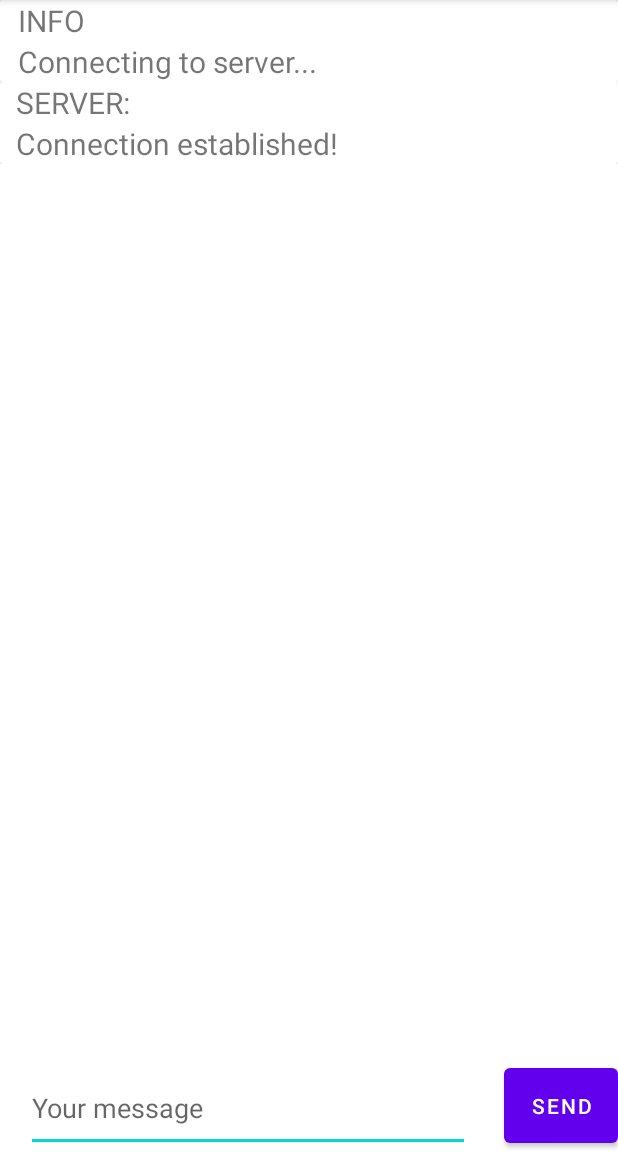
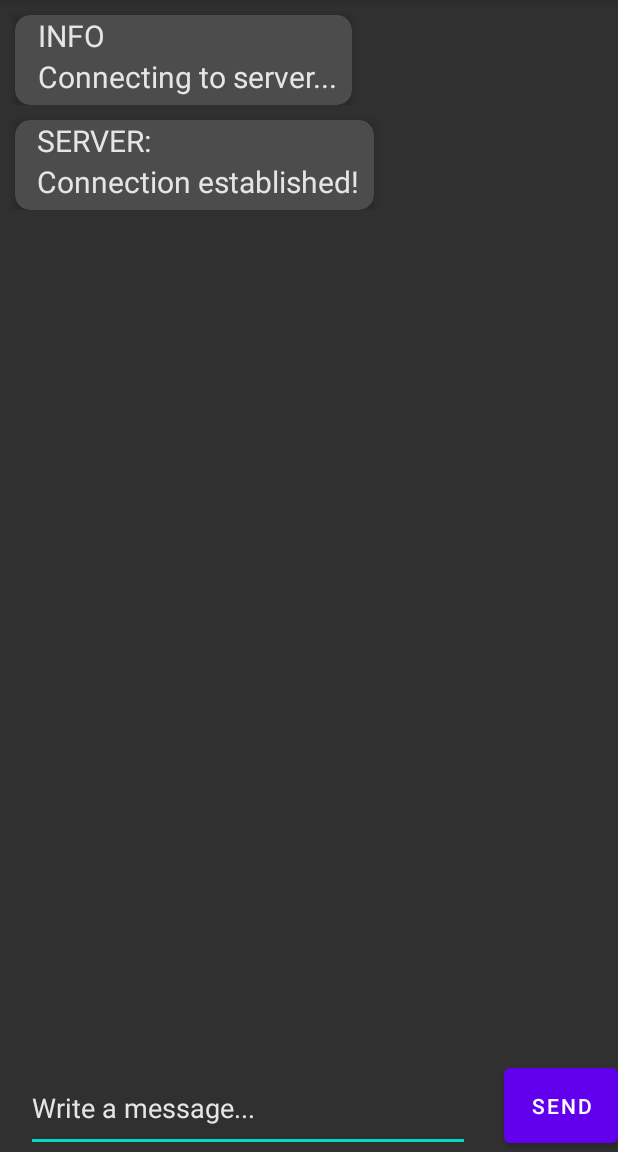
Before and after one commit to avfe/FedChatClient, an Android app: the MainActivity screen opened directly, with no data from a screen before it, on a phone screen of 412 x 824 dp, the part 84-1236 px from its top. Run offline under Robolectric (Android 15) with nearby library versions, the phone set to English and light mode, and no system bars; 7 statements that could not run were skipped.

Commit message:
New CardView design.

```diff
--- a/app/src/main/java/tech/fedorov/fedchatclient/MainActivity.java
+++ b/app/src/main/java/tech/fedorov/fedchatclient/MainActivity.java
@@ -65,6 +65,8 @@ public class MainActivity extends AppCompatActivity {
         sendButton = (Button) findViewById(R.id.send_button);
         userMessage = (TextInputEditText) findViewById(R.id.user_message);
 
+        /*
+        Здесь будет реализация handler
         handler = new Handler() {
             @Override
             public void handleMessage(@NonNull android.os.Message msg) {
@@ -76,6 +78,7 @@ public class MainActivity extends AppCompatActivity {
                 recyclerView.smoothScrollToPosition(recyclerView.getAdapter().getItemCount() - 1);
             }
         };
+         */
 
         // Connecting to the server
         clientConnection = new ClientConnection(username);
@@ -170,6 +173,7 @@ public class MainActivity extends AppCompatActivity {
                                 messages.add(new Message(txt, usrnm + ':'));
                                 // Display message
                                 adapter.notifyItemInserted(messages.size());
+                                adapter.notifyDataSetChanged();
                                 // Scroll down
                                 recyclerView.smoothScrollToPosition(recyclerView.getAdapter().getItemCount() - 1);
                             }
--- a/app/src/main/res/layout/activity_main.xml
+++ b/app/src/main/res/layout/activity_main.xml
@@ -4,14 +4,17 @@
     xmlns:tools="http://schemas.android.com/tools"
     android:layout_width="match_parent"
     android:layout_height="match_parent"
-    tools:context=".MainActivity">
+    tools:context=".MainActivity"
+    android:background="@color/background_grey">
 
     <com.google.android.material.textfield.TextInputEditText
         android:id="@+id/user_message"
         android:layout_width="296dp"
         android:layout_height="58dp"
         android:layout_marginEnd="6dp"
-        android:hint="Your message"
+        android:textColor="@color/text_white"
+        android:textColorHint="@color/text_white"
+        android:hint="Write a message..."
         app:layout_constraintBottom_toBottomOf="parent"
         app:layout_constraintEnd_toStartOf="@+id/send_button"
         app:layout_constraintStart_toStartOf="parent" />
--- a/app/src/main/res/layout/message_item_cardview.xml
+++ b/app/src/main/res/layout/message_item_cardview.xml
@@ -7,9 +7,27 @@
     android:layout_height="wrap_content">
 
     <androidx.cardview.widget.CardView
+        android:id="@+id/card_view_outer"
+        android:layout_width="wrap_content"
+        android:layout_height="wrap_content"
+        android:layout_marginStart="10dp"
+        android:layout_marginTop="10dp"
+        android:layout_gravity="left"
+        android:layout_marginLeft="5dp"
+        app:cardBackgroundColor="@android:color/transparent"
+        app:cardCornerRadius="0dp"
+        app:cardElevation="3dp"
+        app:layout_constraintStart_toStartOf="parent"
+        app:layout_constraintTop_toTopOf="parent">
+
+        <androidx.cardview.widget.CardView
             android:id="@+id/card_view"
-        android:layout_width="match_parent"
+            android:layout_width="wrap_content"
             android:layout_height="wrap_content"
+            android:layout_gravity="left"
+            app:cardBackgroundColor="@color/grey"
+            app:cardCornerRadius="10dp"
+            app:cardElevation="0dp"
             app:layout_constraintEnd_toEndOf="parent"
             app:layout_constraintStart_toStartOf="parent"
             app:layout_constraintTop_toTopOf="parent">
@@ -17,12 +35,18 @@
             <androidx.constraintlayout.widget.ConstraintLayout
 
                 android:layout_width="match_parent"
-            android:layout_height="match_parent">
+                android:layout_height="match_parent"
+                android:layout_gravity="left">
+
                 <TextView
                     android:id="@+id/username"
                     android:layout_width="wrap_content"
                     android:layout_height="wrap_content"
+                    android:layout_gravity="left"
+                    android:layout_marginStart="10dp"
+                    android:layout_marginEnd="10dp"
                     android:text=""
+                    android:textColor="@color/text_white"
                     android:textSize="20sp"
                     app:layout_constraintBottom_toTopOf="@+id/message"
                     app:layout_constraintEnd_toEndOf="parent"
@@ -35,7 +59,12 @@
                     android:id="@+id/message"
                     android:layout_width="wrap_content"
                     android:layout_height="wrap_content"
+                    android:layout_marginEnd="10dp"
+                    android:layout_marginBottom="5dp"
+                    android:maxWidth="300sp"
+                    android:layout_gravity="left"
                     android:text=""
+                    android:textColor="@color/text_white"
                     android:textSize="20sp"
                     app:layout_constraintBottom_toBottomOf="parent"
                     app:layout_constraintEnd_toEndOf="parent"
@@ -45,7 +74,7 @@
 
             </androidx.constraintlayout.widget.ConstraintLayout>
         </androidx.cardview.widget.CardView>
-
+    </androidx.cardview.widget.CardView>
 
 
 </androidx.constraintlayout.widget.ConstraintLayout>
--- a/app/src/main/res/values/colors.xml
+++ b/app/src/main/res/values/colors.xml
@@ -7,4 +7,8 @@
     <color name="teal_700">#FF018786</color>
     <color name="black">#FF000000</color>
     <color name="white">#FFFFFFFF</color>
+    <color name="grey">#4c4c4c</color>
+    <color name="background_grey">#303030</color>
+    <color name="text_white">#e5e5e5</color>
+
 </resources>
```
Also changed, not shown: 1 other file. Lines whose indentation alone changed are shown as unchanged.
